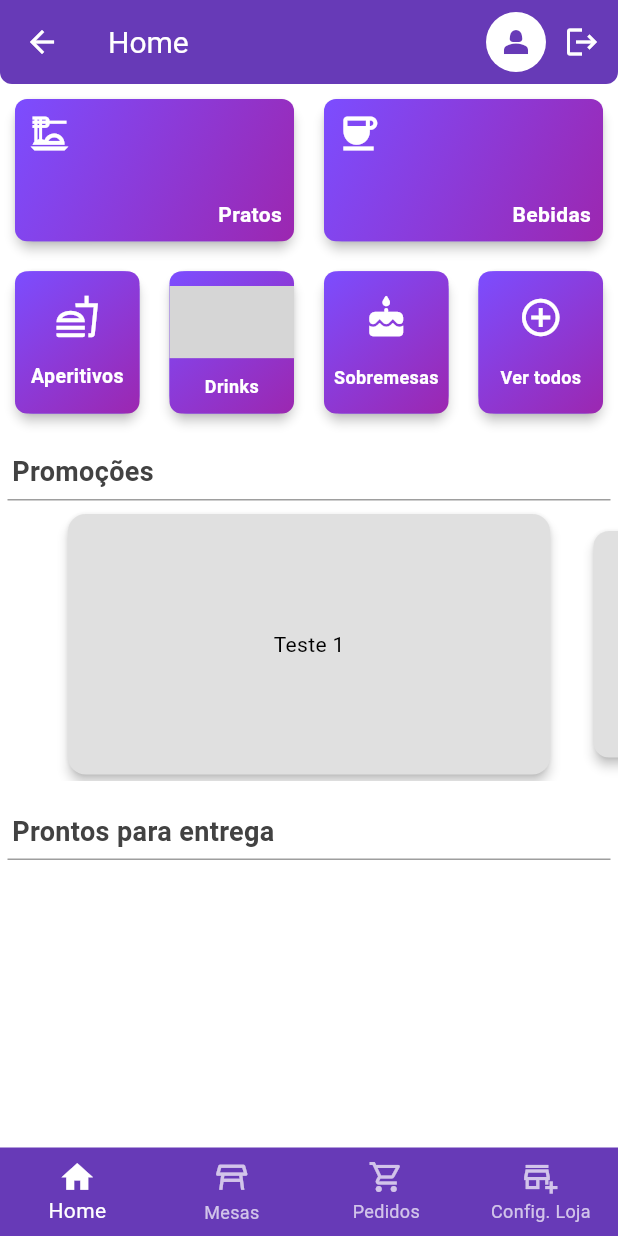
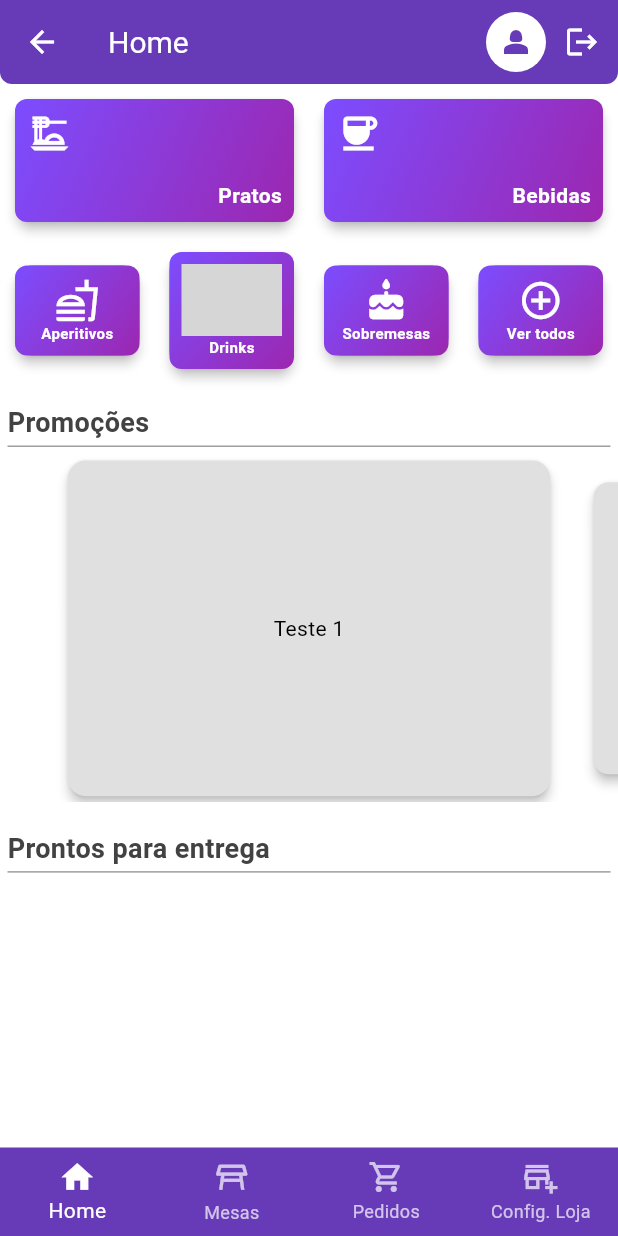
Before and after one commit to Comanda-Digital-PI/comanda_digital, a Flutter app: the GlobalScaffold screen opened by its route, on a phone screen of 412 x 824 dp. Run offline on Flutter 3.47's test engine with Material 3 defaults, Android fonts, the light colour scheme and no system bars; drawn by our look-alikes of carousel_slider; our stand-ins replace get, image_picker; missing offline and left inert: flutter_svg_icons; statements that could not run were skipped; grey boxes are pictures that could not be loaded.

Commit message:
:lipstick: fix: ajustando homescreen para ser scrollavel

```diff
--- a/lib/app/screens/home/home_screen.dart
+++ b/lib/app/screens/home/home_screen.dart
@@ -8,21 +8,21 @@ class HomeScreen extends StatelessWidget {
 
   @override
   Widget build(Object context) {
-    return   Column(
+    return SingleChildScrollView(
+      scrollDirection: Axis.vertical,
+      child: Column(
         children: [
           const Categorias(),
           const SizedBox(height: 10,),
           const CarouselPromocoes(),
           const SizedBox(height: 10,),
-        Expanded(
-          flex: 2,
-          child: Column(
+          Column(
             children: [
               Column(
                 crossAxisAlignment: CrossAxisAlignment.start,
                 children: [
                   Padding(
-                    padding: EdgeInsets.all(8.0),
+                    padding: EdgeInsets.all(5.0),
                     child: Text(
                       'Prontos para entrega',
                       style: TextStyle(
@@ -50,8 +50,8 @@ class HomeScreen extends StatelessWidget {
               ),
             ],
           )
-        )
         ],
+      ),
     );
   }
 
--- a/lib/app/screens/home/widgets/caroussel_promocoes.dart
+++ b/lib/app/screens/home/widgets/caroussel_promocoes.dart
@@ -8,15 +8,13 @@ class CarouselPromocoes extends StatelessWidget {
 
   @override
   Widget build(BuildContext context) {
-    return Expanded(
-      flex: 2,
-      child: Column(
+    return Column(
       children: [
         Column(
           crossAxisAlignment: CrossAxisAlignment.start,
           children: [
              Padding(
-                padding: EdgeInsets.all(8.0),
+              padding: EdgeInsets.all(5.0),
               child: Text(
                 'Promoções',
                 style: TextStyle(
@@ -42,13 +40,11 @@ class CarouselPromocoes extends StatelessWidget {
             )
           ],
         ),
-          Expanded(
-            flex: 2,
-            child:  Padding(
+        Padding(
           padding: const EdgeInsets.symmetric(vertical: 5),
           child: CarouselSlider(
             options: CarouselOptions(
-                  height: double.infinity,
+              // height: double.infinity,
               enlargeCenterPage: true,
               autoPlay: true,
               enableInfiniteScroll: false,
@@ -73,10 +69,8 @@ class CarouselPromocoes extends StatelessWidget {
             ],
           ),
         ),
-          ),
 
       ],
-      )
     );
   }
 }
--- a/lib/app/screens/home/widgets/categorias_widget.dart
+++ b/lib/app/screens/home/widgets/categorias_widget.dart
@@ -8,18 +8,12 @@ class Categorias extends StatelessWidget {
 
   @override
   Widget build(BuildContext context) {
-    return Expanded(
-      flex: 2,
-      child: Column(
+    return Column(
+      children: [
+        Row(
           children: [
             Expanded(
-            flex: 2,
-            child: Row(
-              children: [
-                Expanded(
-                  child: SizedBox(
-                    width: double.infinity,
-                    height: double.infinity,
+              // flex: 2,
               child: Card(
                 color: Colors.deepPurpleAccent,
                 elevation: 3,
@@ -73,12 +67,9 @@ class Categorias extends StatelessWidget {
                   ),
                 ),
               ),
-                  )
             ),
             Expanded(
-                  child: SizedBox(
-                    width: double.infinity,
-                    height: double.infinity,
+              // flex: 2,
               child: Card(
                 color: Colors.deepPurpleAccent,
                 elevation: 3,
@@ -133,18 +124,11 @@ class Categorias extends StatelessWidget {
                 ),
               ),
             )
-                )
           ],
         ),
-          ),
-           Expanded(
-            flex: 2,
-            child: Row(
+        Row(
           children: [
             Expanded(
-                  child: SizedBox(
-                    width: double.infinity,
-                    height: double.infinity,
               child: Card(
                 color: Colors.deepPurpleAccent,
                 elevation: 3,
@@ -161,7 +145,9 @@ class Categorias extends StatelessWidget {
                     ),
                     borderRadius: BorderRadius.all(Radius.circular(8))
                   ),
-                        child: const Column(
+                  child: const Padding(
+                    padding: EdgeInsets.all(8.0),
+                    child: Column(
                       mainAxisAlignment: MainAxisAlignment.spaceEvenly,
                       children: [
                         Icon(
@@ -173,7 +159,7 @@ class Categorias extends StatelessWidget {
                           'Aperitivos',
                           style: TextStyle(
                             color: Colors.white,
-                                fontSize: 13,
+                            fontSize: 10,
                             fontWeight: FontWeight.bold
                           ),
                         )
@@ -181,12 +167,9 @@ class Categorias extends StatelessWidget {
                     ),
                   ),
                 ),
-                  )
+              ),
             ),
             Expanded(
-                  child: SizedBox(
-                    width: double.infinity,
-                    height: double.infinity,
               child: Card(
                 color: Colors.deepPurpleAccent,
                 elevation: 3,
@@ -203,7 +186,9 @@ class Categorias extends StatelessWidget {
                     ),
                     borderRadius: BorderRadius.all(Radius.circular(8))
                   ),
-                        child:  const Column(
+                  child: const Padding(
+                    padding: EdgeInsets.all(8.0),
+                    child: Column(
                       mainAxisAlignment: MainAxisAlignment.spaceEvenly,
                       children: [
                         SvgIcon(
@@ -215,7 +200,7 @@ class Categorias extends StatelessWidget {
                           'Drinks',
                           style: TextStyle(
                             color: Colors.white,
-                                fontSize: 12,
+                            fontSize: 10,
                             fontWeight: FontWeight.bold
                           ),
                         )
@@ -223,12 +208,9 @@ class Categorias extends StatelessWidget {
                     ),
                   ),
                 ),
-                  )
+              ),
             ),
             Expanded(
-                  child: SizedBox(
-                    width: double.infinity,
-                    height: double.infinity,
               child: Card(
                 color: Colors.deepPurpleAccent,
                 elevation: 3,
@@ -245,7 +227,9 @@ class Categorias extends StatelessWidget {
                     ),
                     borderRadius: BorderRadius.all(Radius.circular(8))
                   ),
-                        child: const Column(
+                  child: const Padding(
+                    padding: EdgeInsets.all(8.0),
+                    child: Column(
                       mainAxisAlignment: MainAxisAlignment.spaceEvenly,
                       children: [
                         Icon(
@@ -257,7 +241,7 @@ class Categorias extends StatelessWidget {
                           'Sobremesas',
                           style: TextStyle(
                             color: Colors.white,
-                                fontSize: 12,
+                            fontSize: 10,
                             fontWeight: FontWeight.bold
                           ),
                         )
@@ -265,12 +249,9 @@ class Categorias extends StatelessWidget {
                     ),
                   ),
                 ),
-                  )
+              ),
             ),
             Expanded(
-                  child: SizedBox(
-                    width: double.infinity,
-                    height: double.infinity,
               child: Card(
                 color: Colors.deepPurpleAccent,
                 elevation: 3,
@@ -287,7 +268,9 @@ class Categorias extends StatelessWidget {
                     ),
                     borderRadius: BorderRadius.all(Radius.circular(8))
                   ),
-                        child: const Column(
+                  child: const Padding(
+                    padding: EdgeInsets.all(8.0),
+                    child: Column(
                       mainAxisAlignment: MainAxisAlignment.spaceEvenly,
                       children: [
                         Icon(
@@ -299,7 +282,7 @@ class Categorias extends StatelessWidget {
                           'Ver todos',
                           style: TextStyle(
                             color: Colors.white,
-                                fontSize: 12,
+                            fontSize: 10,
                             fontWeight: FontWeight.bold
                           ),
                         )
@@ -307,13 +290,11 @@ class Categorias extends StatelessWidget {
                     ),
                   ),
                 ),
-                  )
+              ),
             )
           ],
         ),
-          ),
       ],
-      )
     );
   }
 }
```
Also changed, not shown: 4 other files. Lines whose indentation alone changed are shown as unchanged.
